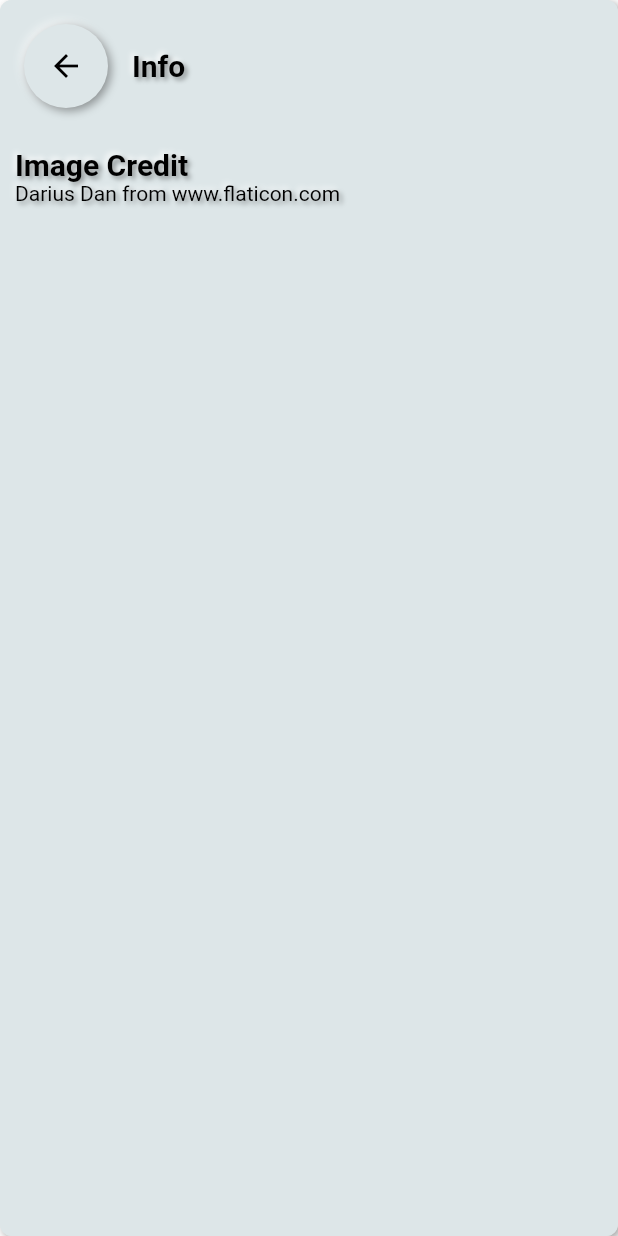
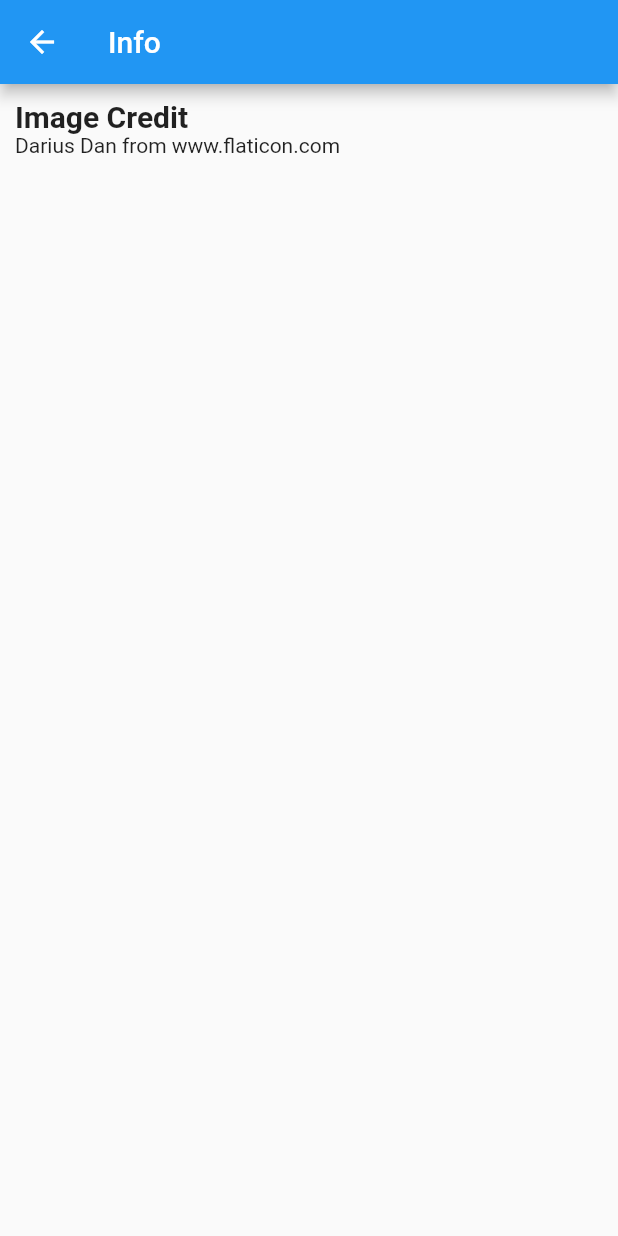
Before and after one commit to alex-sandri/keep-pterodactyls-away, a Flutter app: the screen it shows after launch, after a tap on the "info outline" icon, on a phone screen of 412 x 824 dp. Run offline on Flutter 3.47's test engine with Material 2 defaults, Android fonts, the phone set to English and light mode, and no system bars; drawn by our look-alikes of flutter_neumorphic; our stand-ins replace flutter_svg.

Commit message:
Neumorphic -> Material UI

```diff
--- a/lib/info.dart
+++ b/lib/info.dart
@@ -1,45 +1,26 @@
 import 'package:flutter/material.dart';
-// ignore: import_of_legacy_library_into_null_safe
-import 'package:flutter_neumorphic/flutter_neumorphic.dart';
 
 class Info extends StatelessWidget {
   @override
   Widget build(BuildContext context) {
-    return Neumorphic(
+    return Material(
       child: Scaffold(
-        appBar: NeumorphicAppBar(
-          title: NeumorphicText(
-            "Info",
-            style: NeumorphicStyle(
-              color: Colors.black,
-            ),
-            textStyle: NeumorphicTextStyle(
-              fontSize: 20,
-              fontWeight: FontWeight.bold,
-            ),
-          ),
+        appBar: AppBar(
+          title: Text("Info"),
         ),
         body: Container(
           padding: const EdgeInsets.all(10),
           child: Column(
             crossAxisAlignment: CrossAxisAlignment.start,
             children: [
-              NeumorphicText(
+              Text(
                 "Image Credit",
-                style: NeumorphicStyle(
-                  color: Colors.black,
-                ),
-                textStyle: NeumorphicTextStyle(
+                style: TextStyle(
                   fontSize: 20,
                   fontWeight: FontWeight.bold,
                 ),
               ),
-              NeumorphicText(
-                "Darius Dan from www.flaticon.com",
-                style: NeumorphicStyle(
-                  color: Colors.black,
-                ),
-              ),
+              Text("Darius Dan from www.flaticon.com"),
             ],
           ),
         ),
--- a/lib/main.dart
+++ b/lib/main.dart
@@ -1,6 +1,4 @@
 import 'package:flutter/material.dart';
-// ignore: import_of_legacy_library_into_null_safe
-import 'package:flutter_neumorphic/flutter_neumorphic.dart';
 import 'package:flutter_svg/flutter_svg.dart';
 import 'package:keep_pterodactyls_away/info.dart';
 
@@ -11,42 +9,18 @@ void main() {
 class MyApp extends StatelessWidget {
   @override
   Widget build(BuildContext context) {
-    return NeumorphicApp(
+    return MaterialApp(
       title: "Keep Pterodactyls Away",
-      themeMode: ThemeMode.light,
-      theme: NeumorphicThemeData(
-        appBarTheme: NeumorphicAppBarThemeData(
-          buttonStyle: NeumorphicStyle(
-            shape: NeumorphicShape.concave,
-            boxShape: NeumorphicBoxShape.circle(),
-          ),
-        ),
-        buttonStyle: NeumorphicStyle(
-          shape: NeumorphicShape.concave,
-          boxShape: NeumorphicBoxShape.roundRect(BorderRadius.circular(5)),
-        ),
-      ),
       debugShowCheckedModeBanner: false,
       home: Scaffold(
-        appBar: NeumorphicAppBar(
-          title: NeumorphicText(
-            "Keep Pterodactyls Away",
-            style: NeumorphicStyle(
-              color: Colors.black,
-            ),
-            textStyle: NeumorphicTextStyle(
-              fontSize: 20,
-              fontWeight: FontWeight.bold,
-            ),
-          ),
+        appBar: AppBar(
+          title: Text("Keep Pterodactyls Away"),
           actions: [
             Builder(
               builder: (context) {
-                return NeumorphicButton(
-                  padding: const EdgeInsets.all(12),
-                  child: Icon(
-                    Icons.info_outline,
-                  ),
+                return IconButton(
+                  icon: Icon(Icons.info_outline),
+                  tooltip: "Info",
                   onPressed: () {
                     Navigator.of(context).push(MaterialPageRoute(
                       builder: (context) => Info(),
@@ -63,14 +37,9 @@ class MyApp extends StatelessWidget {
             mainAxisAlignment: MainAxisAlignment.center,
             children: [
               SvgPicture.asset("assets/pterodactyl.svg"),
-              NeumorphicButton(
+              FlatButton(
                 padding: const EdgeInsets.all(12),
-                child: NeumorphicText(
-                  "Check",
-                  style: NeumorphicStyle(
-                    color: Colors.black,
-                  ),
-                ),
+                child: Text("Check"),
                 onPressed: () {
                   // TODO
                 },
--- a/pubspec.yaml
+++ b/pubspec.yaml
@@ -21,7 +21,6 @@ environment:
   sdk: '>=2.7.0 <3.0.0'
 
 dependencies:
-  flutter_neumorphic: ^3.0.4+1
   flutter_svg: ^0.19.1
   flutter:
     sdk: flutter
```
Also changed, not shown: pubspec.lock.
